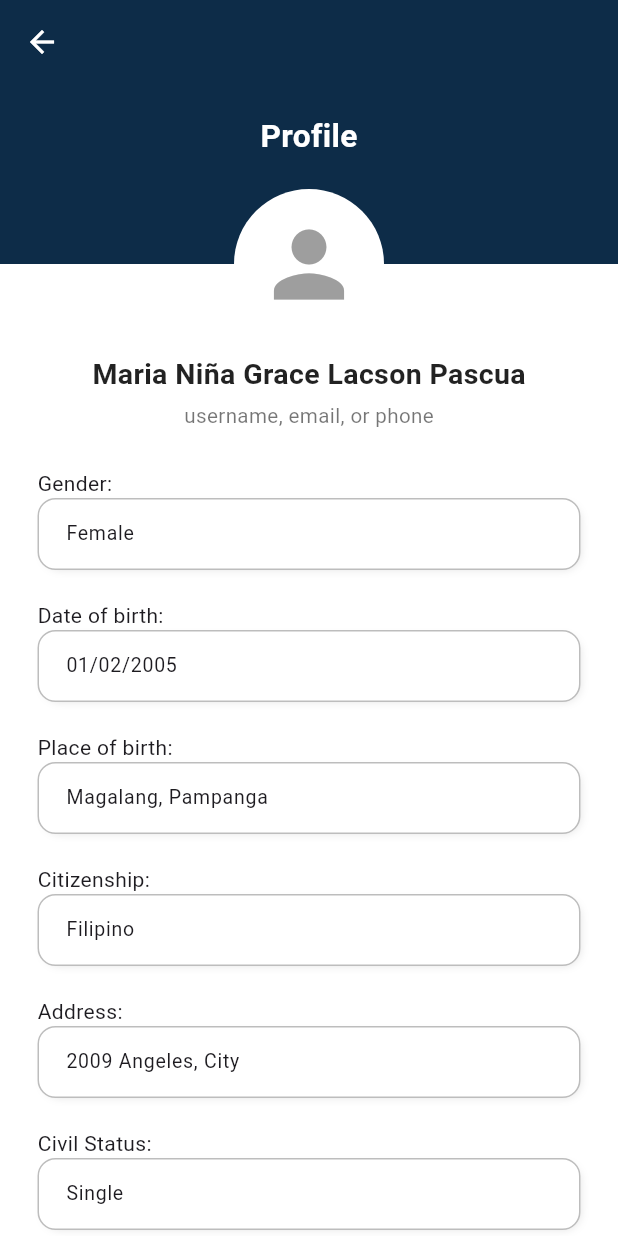
After one commit to cinemaseven/eLingkod, a Flutter app: the Profile screen opened directly, after a tap on "Edit", on a phone screen of 412 x 824 dp. The commit adds this screen. Run offline on Flutter 3.47's test engine with Material 3 defaults, Android fonts, the phone set to English and light mode, and no system bars; our stand-ins replace file_picker, image_picker.

Commit message:
textfields-add for profile profile-display info only profile_edit-where user can edit their profile info fectching of info from sign up pa

```diff
--- /dev/null
+++ b/lib/common_widget/textfields.dart
@@ -0,0 +1,160 @@
+import 'package:elingkod/common_style/colors_extension.dart';
+import 'package:flutter/material.dart';
+
+enum TxtFieldType { regis, services, profile }
+
+class TxtField extends StatelessWidget {
+  final TxtFieldType type;
+  final String hint;
+  final String? label;
+  final TextEditingController? controller;
+  final bool obscure;
+  final bool readOnly;
+  final Widget? suffixIcon; // 🔹 for icons like calendar / dropdown
+  final VoidCallback? onTap; // 🔹 to handle picker taps
+
+  const TxtField({
+    super.key,
+    required this.type,
+    required this.hint,
+    this.label,
+    this.controller,
+    this.obscure = false,
+    this.readOnly = false,
+    this.suffixIcon,
+    this.onTap,
+  });
+
+  InputDecoration _getDecoration() {
+    switch (type) {
+      case TxtFieldType.regis:
+        return InputDecoration(
+          hintText: hint,
+          hintStyle: TextStyle(color: ElementColors.placeholder),
+          filled: true,
+          fillColor: ElementColors.fontColor2,
+          border: OutlineInputBorder(
+            borderRadius: BorderRadius.circular(30),
+            borderSide: BorderSide.none,
+          ),
+          contentPadding: const EdgeInsets.symmetric(
+            vertical: .5,
+            horizontal: 15,
+          ),
+        );
+
+      case TxtFieldType.services:
+        return InputDecoration(
+          hintText: hint,
+          hintStyle: TextStyle(color: ElementColors.placeholder),
+          filled: true,
+          fillColor: Colors.grey[300], // 🔹 light gray bg
+          border: OutlineInputBorder(
+            borderRadius: BorderRadius.circular(10), // 🔹 rounded corners
+            borderSide: BorderSide(
+              color: Colors.grey.shade200,
+            ), // 🔹 no border line
+          ),
+          contentPadding: const EdgeInsets.symmetric(
+            vertical: 14,
+            horizontal: 15,
+          ),
+        );
+
+      case TxtFieldType.profile:
+        return InputDecoration(
+          hintText: hint,
+          hintStyle: TextStyle(color: ElementColors.placeholder),
+          filled: true,
+          fillColor: ElementColors.fontColor2,
+          enabledBorder: OutlineInputBorder(
+            borderRadius: BorderRadius.circular(12),
+            borderSide: const BorderSide(color: Colors.black26, width: 1), // border
+          ),
+          focusedBorder: OutlineInputBorder(
+            borderRadius: BorderRadius.circular(12),
+            borderSide: BorderSide(color: ElementColors.secondary, width: 1.5), // active border
+          ),
+          contentPadding: const EdgeInsets.symmetric(
+            vertical: 12,
+            horizontal: 15,
+          ),
+          suffixIcon: suffixIcon,
+        );
+    }
+  }
+
+  @override
+  Widget build(BuildContext context) {
+    final textField = TextField(
+      controller: controller,
+      obscureText: obscure,
+      readOnly: readOnly,
+      style: const TextStyle(fontSize: 13),
+      decoration: _getDecoration(),
+    );
+
+    if (type == TxtFieldType.services) {
+      return Padding(
+        padding: const EdgeInsets.fromLTRB(30, 5, 30, 0),
+        child: Column(
+          crossAxisAlignment:
+              CrossAxisAlignment.start, // 🔹 aligns label to left
+          children: [
+            if (label != null) ...[
+              Text(
+                label!,
+                style: TextStyle(
+                  fontSize: 16,
+                  fontWeight: FontWeight.w400,
+                  color: ElementColors.fontColor1,
+                ),
+              ),
+              const SizedBox(height: 6), // space between label & field
+            ],
+            Container(
+              decoration: BoxDecoration(
+                boxShadow: [
+                  BoxShadow(
+                    color: ElementColors.shadow,
+                    blurRadius: 3,
+                    offset: const Offset(0, 5),
+                  ),
+                ],
+                borderRadius: BorderRadius.circular(20),
+              ),
+              child: textField,
+            ),
+          ],
+        ),
+      );
+    }
+
+    if (type == TxtFieldType.profile) {
+      return Padding(
+        padding: const EdgeInsets.only(bottom: 10),
+        child: Container(
+          decoration: BoxDecoration(
+            borderRadius: BorderRadius.circular(12),
+            boxShadow: [
+              BoxShadow(
+                color: Colors.black.withOpacity(0.1),
+                offset: const Offset(2, 2),
+                blurRadius: 4,
+                spreadRadius: -2, // negative spread → makes it look inset
+              ),
+              BoxShadow(
+                color: Colors.white.withOpacity(0.7),
+                offset: const Offset(-2, -2),
+                blurRadius: 4,
+                spreadRadius: -2,
+              ),
+            ],
+          ),
+          child: textField,
+        ),
+      );
+    }
+    return textField;
+  }
+}
--- a/lib/pages/profile.dart
+++ b/lib/pages/profile.dart
@@ -1,14 +1,103 @@
+import 'dart:io';
+import 'package:flutter/material.dart';
 import 'package:elingkod/common_style/colors_extension.dart';
 import 'package:elingkod/common_widget/hamburger.dart';
-import 'package:flutter/material.dart';
+import 'package:elingkod/common_widget/custom_pageRoute.dart';
+import 'package:elingkod/pages/profile_edit.dart';
 
-class ProfilePage extends StatelessWidget {
-  const ProfilePage({super.key});
+class Profile extends StatefulWidget {
+  const Profile({super.key});
+
+  @override
+  State<Profile> createState() => _ProfileState();
+}
+
+class _ProfileState extends State<Profile> {
+  File? _profileImage;
+  String _name = "Maria Niña Grace Lacson Pascua";
+  String _username = "username, email, or phone";
+  String _gender = "Female";
+  String _dob = "01/02/2005";
+  String _pob = "Magalang, Pampanga";
+  String _citizenship = "Filipino";
+  String _address = "2009 Angeles, City";
+  String _civil = "Single";
+  String _email = "@gmail.com";
+  String _contact = "+63";
+  String _voter = "Active";
+
+  Future<void> _editProfile() async {
+    final updatedData = await Navigator.push(
+      context,
+      CustomPageRoute(
+        page: ProfileEdit(
+          profileImage: _profileImage,
+          gender: _gender,
+          dob: _dob,
+          pob: _pob,
+          citizenship: _citizenship,
+          address: _address,
+          civil: _civil,
+          email: _email,
+          contact: _contact,
+          voter: _voter,
+        ),
+      ),
+    );
+
+    if (updatedData != null) {
+      setState(() {
+        _profileImage = updatedData["profileImage"];
+        _gender = updatedData["gender"];
+        _dob = updatedData["dob"];
+        _pob = updatedData["pob"];
+        _citizenship = updatedData["citizenship"];
+        _address = updatedData["address"];
+        _civil = updatedData["civil"];
+        _email = updatedData["email"];
+        _contact = updatedData["contact"];
+        _voter = updatedData["voter"];
+      });
+    }
+  }
 
   @override
   Widget build(BuildContext context) {
     final size = MediaQuery.of(context).size;
     double responsiveFont(double base) => base * (size.width / 390);
+
+    Widget buildRow(String label, String value) {
+      return Padding(
+        padding: const EdgeInsets.symmetric(vertical: 8), // increased spacing
+        child: Row(
+          crossAxisAlignment: CrossAxisAlignment.start,
+          children: [
+            SizedBox(
+              width: 130, // slightly wider for label
+              child: Text(
+                "$label:",
+                style: TextStyle(
+                  fontWeight: FontWeight.bold,
+                  fontSize: responsiveFont(14),
+                ),
+              ),
+            ),
+            Expanded(
+              child: Padding(
+                padding: const EdgeInsets.only(left: 8.0),
+                child: Text(
+                  value,
+                  style: TextStyle(
+                    fontSize: responsiveFont(14),
+                    height: 1.5, // more line height for readability
+                  ),
+                ),
+              ),
+            ),
+          ],
+        ),
+      );
+    }
 
     return Scaffold(
       backgroundColor: Colors.white,
@@ -21,21 +110,24 @@ class ProfilePage extends StatelessWidget {
       body: SingleChildScrollView(
         child: Column(
           children: [
-            // 🔹 Red Profile Header
+            // 🔹 Header + Avatar
+            Stack(
+              clipBehavior: Clip.none,
+              alignment: Alignment.center,
+              children: [
                 Container(
                   width: double.infinity,
-              padding: const EdgeInsets.symmetric(vertical: 30),
+                  height: 120,
                   decoration: BoxDecoration(
+                    color: ElementColors.primary,
                   ),
-              child: Column(
-                children: [
-                  CircleAvatar(
-                    radius: 50,
-                    backgroundColor: Colors.white,
-                    child: Icon(Icons.person, size: 70, color: Colors.grey),
                 ),
-                  const SizedBox(height: 10),
-                  Text(
+                Positioned(
+                  top: 20,
+                  left: 0,
+                  right: 0,
+                  child: Center(
+                    child: Text(
                       "Profile",
                       style: TextStyle(
                         color: Colors.white,
@@ -43,11 +135,92 @@ class ProfilePage extends StatelessWidget {
                         fontWeight: FontWeight.bold,
                       ),
                     ),
+                  ),
+                ),
+                Positioned(
+                  bottom: -50,
+                  child: CircleAvatar(
+                    radius: 50,
+                    backgroundColor: Colors.white,
+                    child: _profileImage != null
+                        ? ClipOval(
+                            child: Image.file(
+                              _profileImage!,
+                              width: 100,
+                              height: 100,
+                              fit: BoxFit.cover,
+                            ),
+                          )
+                        : const Icon(Icons.person, size: 70, color: Colors.grey),
+                  ),
+                ),
+              ],
+            ),
+
+            const SizedBox(height: 60),
+
+            Text(
+              _name,
+              style: TextStyle(
+                color: Colors.black87,
+                fontSize: responsiveFont(18),
+                fontWeight: FontWeight.bold,
+              ),
+            ),
+            const SizedBox(height: 4),
+            Text(
+              _username,
+              style: TextStyle(
+                color: Colors.black54,
+                fontSize: responsiveFont(13),
+              ),
+            ),
+
+            const SizedBox(height: 25),
+
+            // 🔹 Profile info
+            Padding(
+              padding: const EdgeInsets.symmetric(horizontal: 25),
+              child: Column(
+                crossAxisAlignment: CrossAxisAlignment.start,
+                children: [
+                  buildRow("Gender", _gender),
+                  buildRow("Date of birth", _dob),
+                  buildRow("Place of birth", _pob),
+                  buildRow("Citizenship", _citizenship),
+                  buildRow("Address", _address),
+                  buildRow("Civil Status", _civil),
+                  buildRow("Email", _email),
+                  buildRow("Contact number", _contact),
+                  buildRow("Voter Status", _voter),
                 ],
               ),
             ),
 
-            const SizedBox(height: 20),
+            const SizedBox(height: 30),
+
+            // 🔹 Edit Button
+            Center(
+              child: SizedBox(
+                width: size.width * (size.width < 600 ? 0.5 : 0.3),
+                height: 45,
+                child: ElevatedButton(
+                  onPressed: _editProfile,
+                  style: ElevatedButton.styleFrom(
+                    backgroundColor: ElementColors.secondary,
+                    shape: RoundedRectangleBorder(
+                      borderRadius: BorderRadius.circular(30),
+                    ),
+                  ),
+                  child: const Text(
+                    "Edit",
+                    style: TextStyle(color: Colors.white, fontSize: 16),
+                  ),
+                ),
+              ),
+            ),
+
+            const SizedBox(height: 40),
           ],
         ),
       ),
--- /dev/null
+++ b/lib/pages/profile_edit.dart
@@ -0,0 +1,302 @@
+import 'dart:io';
+import 'package:flutter/material.dart';
+import 'package:image_picker/image_picker.dart';
+import 'package:elingkod/common_style/colors_extension.dart';
+import 'package:elingkod/common_widget/textfields.dart';
+import 'package:elingkod/common_widget/custom_pageRoute.dart';
+import 'package:elingkod/pages/profile.dart';
+
+class ProfileEdit extends StatefulWidget {
+  final File? profileImage;
+  final String gender;
+  final String dob;
+  final String pob;
+  final String citizenship;
+  final String address;
+  final String civil;
+  final String email;
+  final String contact;
+  final String voter;
+
+  const ProfileEdit({
+    super.key,
+    this.profileImage,
+    this.gender = "",
+    this.dob = "",
+    this.pob = "",
+    this.citizenship = "",
+    this.address = "",
+    this.civil = "",
+    this.email = "",
+    this.contact = "",
+    this.voter = "",
+  });
+
+  @override
+  State<ProfileEdit> createState() => _ProfileEditState();
+}
+
+class _ProfileEditState extends State<ProfileEdit> {
+  late final TextEditingController _genderCtrl;
+  late final TextEditingController _dobCtrl;
+  late final TextEditingController _pobCtrl;
+  late final TextEditingController _citizenshipCtrl;
+  late final TextEditingController _addressCtrl;
+  late final TextEditingController _civilCtrl;
+  late final TextEditingController _emailCtrl;
+  late final TextEditingController _contactCtrl;
+  late final TextEditingController _voterCtrl;
+
+  File? _profileImage;
+  final ImagePicker _picker = ImagePicker();
+
+  bool _hasChanged = false;
+  late Map<String, String> _originalValues;
+
+  @override
+  void initState() {
+    super.initState();
+    _profileImage = widget.profileImage;
+
+    _genderCtrl = TextEditingController(text: widget.gender);
+    _dobCtrl = TextEditingController(text: widget.dob);
+    _pobCtrl = TextEditingController(text: widget.pob);
+    _citizenshipCtrl = TextEditingController(text: widget.citizenship);
+    _addressCtrl = TextEditingController(text: widget.address);
+    _civilCtrl = TextEditingController(text: widget.civil);
+    _emailCtrl = TextEditingController(text: widget.email);
+    _contactCtrl = TextEditingController(text: widget.contact);
+    _voterCtrl = TextEditingController(text: widget.voter);
+
+    _originalValues = {
+      "gender": _genderCtrl.text,
+      "dob": _dobCtrl.text,
+      "pob": _pobCtrl.text,
+      "citizenship": _citizenshipCtrl.text,
+      "address": _addressCtrl.text,
+      "civil": _civilCtrl.text,
+      "email": _emailCtrl.text,
+      "contact": _contactCtrl.text,
+      "voter": _voterCtrl.text,
+    };
+
+    for (var ctrl in [
+      _genderCtrl,
+      _dobCtrl,
+      _pobCtrl,
+      _citizenshipCtrl,
+      _addressCtrl,
+      _civilCtrl,
+      _emailCtrl,
+      _contactCtrl,
+      _voterCtrl,
+    ]) {
+      ctrl.addListener(_checkChanges);
+    }
+  }
+
+  void _checkChanges() {
+    setState(() {
+      _hasChanged = _genderCtrl.text != _originalValues["gender"] ||
+          _dobCtrl.text != _originalValues["dob"] ||
+          _pobCtrl.text != _originalValues["pob"] ||
+          _citizenshipCtrl.text != _originalValues["citizenship"] ||
+          _addressCtrl.text != _originalValues["address"] ||
+          _civilCtrl.text != _originalValues["civil"] ||
+          _emailCtrl.text != _originalValues["email"] ||
+          _contactCtrl.text != _originalValues["contact"] ||
+          _voterCtrl.text != _originalValues["voter"];
+    });
+  }
+
+  Future<void> _pickImage() async {
+    final pickedFile = await _picker.pickImage(source: ImageSource.gallery);
+    if (pickedFile != null) {
+      setState(() {
+        _profileImage = File(pickedFile.path);
+        _hasChanged = true;
+      });
+    }
+  }
+
+  void _saveProfile() {
+    final updatedData = {
+      "profileImage": _profileImage,
+      "gender": _genderCtrl.text,
+      "dob": _dobCtrl.text,
+      "pob": _pobCtrl.text,
+      "citizenship": _citizenshipCtrl.text,
+      "address": _addressCtrl.text,
+      "civil": _civilCtrl.text,
+      "email": _emailCtrl.text,
+      "contact": _contactCtrl.text,
+      "voter": _voterCtrl.text,
+    };
+
+    ScaffoldMessenger.of(context).showSnackBar(
+      const SnackBar(
+        content: Text("Profile information updated"),
+        duration: Duration(seconds: 2),
+      ),
+    );
+
+    Navigator.pop(context, updatedData);
+  }
+
+  @override
+  Widget build(BuildContext context) {
+    final size = MediaQuery.of(context).size;
+    double responsiveFont(double base) => base * (size.width / 390);
+
+    return Scaffold(
+      backgroundColor: Colors.white,
+      appBar: AppBar(
+        backgroundColor: ElementColors.primary,
+        elevation: 0,
+        leading: IconButton(
+        icon: const Icon(Icons.arrow_back, color: Colors.white),
+        onPressed: () {
+          Navigator.pushReplacement(
+            context,
+            CustomPageRoute(page: const Profile()),
+          );
+        },
+  ),
+      ),
+      body: SingleChildScrollView(
+        child: Column(
+          children: [
+            // 🔹 Header + Avatar with rounded top corners
+            Stack(
+              clipBehavior: Clip.none,
+              alignment: Alignment.center,
+              children: [
+                Container(
+                  width: double.infinity,
+                  height: 120,
+                  decoration: BoxDecoration(
+                    color: ElementColors.primary,
+                  ),
+                ),
+                Positioned(
+                  top: 20, // adjust spacing from top
+                  left: 0,
+                  right: 0,
+                  child: Center(
+                    child: Text(
+                      "Profile",
+                      style: TextStyle(
+                        color: Colors.white,
+                        fontSize: responsiveFont(20),
+                        fontWeight: FontWeight.bold,
+                      ),
+                    ),
+                  ),
+                ),
+                Positioned(
+                  bottom: -50,
+                  child: GestureDetector(
+                    onTap: _pickImage,
+                    child: CircleAvatar(
+                      radius: 50,
+                      backgroundColor: Colors.white,
+                      child: _profileImage != null
+                          ? ClipOval(
+                              child: Image.file(
+                                _profileImage!,
+                                width: 100,
+                                height: 100,
+                                fit: BoxFit.cover,
+                              ),
+                            )
+                          : const Icon(Icons.person, size: 70, color: Colors.grey),
+                    ),
+                  ),
+                ),
+              ],
+            ),
+
+            const SizedBox(height: 60),
+
+            Text(
+              "Maria Niña Grace Lacson Pascua",
+              style: TextStyle(
+                color: Colors.black87,
+                fontSize: responsiveFont(18),
+                fontWeight: FontWeight.bold,
+              ),
+            ),
+            const SizedBox(height: 4),
+            Text(
+              "username, email, or phone",
+              style: TextStyle(
+                color: Colors.black54,
+                fontSize: responsiveFont(13),
+              ),
+            ),
+
+            const SizedBox(height: 25),
+
+            // 🔹 Profile Fields
+            Padding(
+              padding: const EdgeInsets.symmetric(horizontal: 25),
+              child: Column(
+                crossAxisAlignment: CrossAxisAlignment.start,
+                children: [
+                  const Text("Gender:"),
+                  TxtField(type: TxtFieldType.profile, hint: "Female", controller: _genderCtrl),
+                  const SizedBox(height: 10),
+                  const Text("Date of birth:"),
+                  TxtField(type: TxtFieldType.profile, hint: "01/02/2005", controller: _dobCtrl, readOnly: true),
+                  const SizedBox(height: 10),
+                  const Text("Place of birth:"),
+                  TxtField(type: TxtFieldType.profile, hint: "Magalang, Pampanga", controller: _pobCtrl),
+                  const SizedBox(height: 10),
+                  const Text("Citizenship:"),
+                  TxtField(type: TxtFieldType.profile, hint: "Filipino", controller: _citizenshipCtrl),
+                  const SizedBox(height: 10),
+                  const Text("Address:"),
+                  TxtField(type: TxtFieldType.profile, hint: "2009 Angeles, City", controller: _addressCtrl),
+                  const SizedBox(height: 10),
+                  const Text("Civil Status:"),
+                  TxtField(type: TxtFieldType.profile, hint: "Single", controller: _civilCtrl),
+                  const SizedBox(height: 10),
+                  const Text("Email:"),
+                  TxtField(type: TxtFieldType.profile, hint: "@gmail.com", controller: _emailCtrl),
+                  const SizedBox(height: 10),
+                  const Text("Contact number:"),
+                  TxtField(type: TxtFieldType.profile, hint: "+63", controller: _contactCtrl),
+                  const SizedBox(height: 10),
+                  const Text("Voter Status:"),
+                  TxtField(type: TxtFieldType.profile, hint: "Active", controller: _voterCtrl),
+                ],
+              ),
+            ),
+
+            const SizedBox(height: 25),
+
+            // 🔹 Save Button
+            Center(
+              child: SizedBox(
+                width: MediaQuery.of(context).size.width * (MediaQuery.of(context).size.width < 600 ? 0.5 : 0.3),
+                height: 45,
+                child: ElevatedButton(
+                  onPressed: _hasChanged ? _saveProfile : null,
+                  style: ElevatedButton.styleFrom(
+                    backgroundColor: ElementColors.secondary,
+                    disabledBackgroundColor: Colors.grey.shade400,
+                    shape: RoundedRectangleBorder(
+                      borderRadius: BorderRadius.circular(30),
+                    ),
+                  ),
+                  child: const Text("Save", style: TextStyle(color: Colors.white, fontSize: 16)),
+                ),
+              ),
+            ),
+            const SizedBox(height: 40),
+          ],
+        ),
+      ),
+    );
+  }
+}
```
Lines whose indentation alone changed are shown as unchanged.
